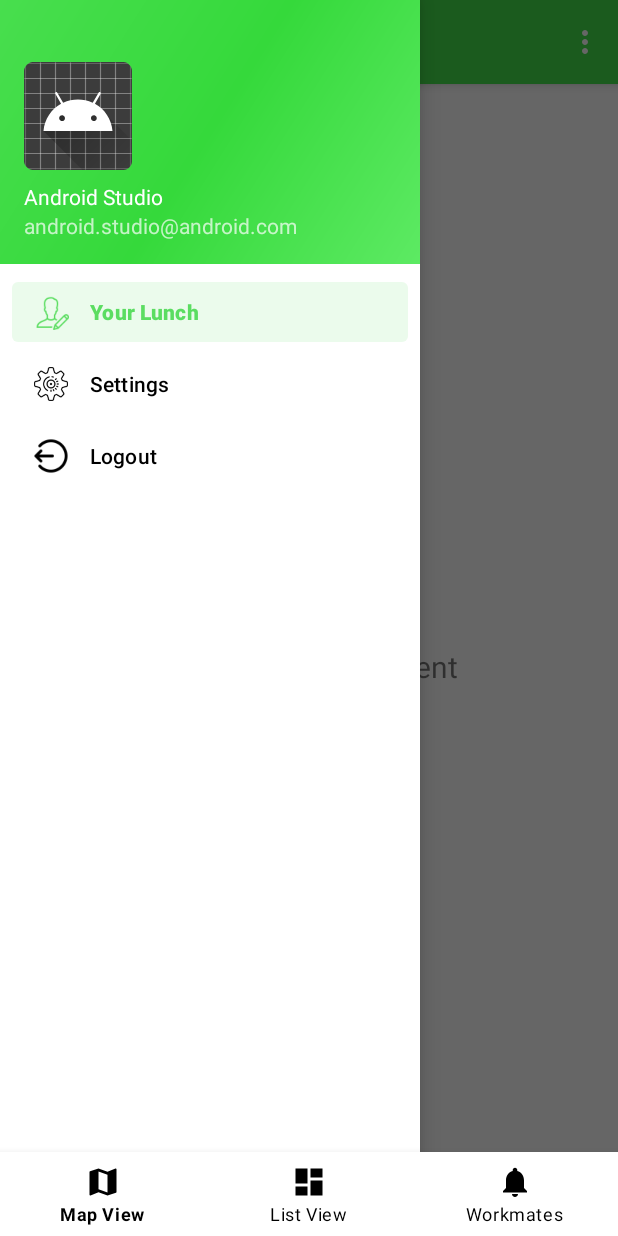
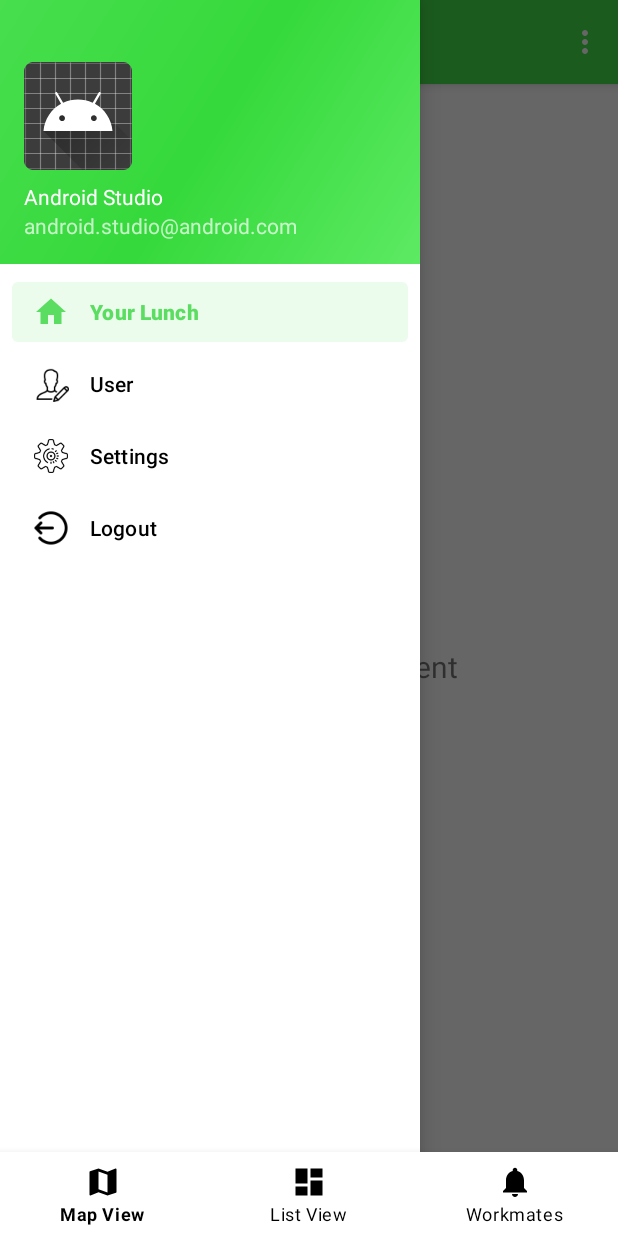
Before and after one commit to gisinnov/Go4Lunch, an Android app: the MainActivity screen opened directly, with no data from a screen before it, with the side drawer open, on a phone screen of 412 x 824 dp. Run offline under Robolectric (Android 15) with nearby library versions, the phone set to English and light mode, and no system bars; our stand-ins replace navigation-ui.

Commit message:
update espace user

```diff
--- a/app/src/main/AndroidManifest.xml
+++ b/app/src/main/AndroidManifest.xml
@@ -51,6 +51,11 @@
             </intent-filter>
         </activity>
 
+        <activity
+            android:name="com.example.go4lunch.UserActivity"
+            android:label="User">
+        </activity>
+
         <!-- Déclaration de ResetPasswordActivity -->
         <activity
             android:name=".ResetPasswordActivity"
--- a/app/src/main/java/com/example/go4lunch/MainActivity.java
+++ b/app/src/main/java/com/example/go4lunch/MainActivity.java
@@ -34,7 +34,7 @@ public class MainActivity extends AppCompatActivity {
         // Passing each menu ID as a set of Ids because each
         // menu should be considered as top level destinations.
         mAppBarConfiguration = new AppBarConfiguration.Builder(
-                R.id.nav_home, R.id.nav_gallery, R.id.nav_slideshow)
+                R.id.nav_home,R.id.nav_user, R.id.nav_gallery, R.id.nav_slideshow)
                 .setOpenableLayout(drawer)
                 .build();
 
--- a/app/src/main/res/menu/activity_main_drawer.xml
+++ b/app/src/main/res/menu/activity_main_drawer.xml
@@ -6,8 +6,12 @@
     <group android:checkableBehavior="single">
         <item
             android:id="@+id/nav_home"
+            android:icon="@drawable/ic_home_black_24dp"
+            android:title="@string/menu_home" />
+        <item
+            android:id="@+id/nav_user"
             android:icon="@drawable/ic_user"
-            android:title="@string/menu_home" />
+            android:title="@string/menu_user" />
         <item
             android:id="@+id/nav_gallery"
             android:icon="@drawable/ic_settings"
--- a/app/src/main/res/values/strings.xml
+++ b/app/src/main/res/values/strings.xml
@@ -22,4 +22,7 @@
     <string name="login_email_hint">Email</string>
     <string name="login_password_hint">Password</string>
     <string name="login_button_text">Login</string>
+
+    <!-- UserActivity strings -->
+    <string name="menu_user">User</string>
 </resources>
```
Also changed, not shown: app/src/main/java/com/example/go4lunch/AuthViewModel.java (+7 -0 lines), app/src/main/java/com/example/go4lunch/LoginActivity.java (+7 -2 lines), app/src/main/java/com/example/go4lunch/UserActivity.java (added, +45 -0 lines), app/src/main/res/layout/activity_user.xml (added, +25 -0 lines), app/src/main/res/navigation/mobile_navigation.xml (+7 -0 lines).
